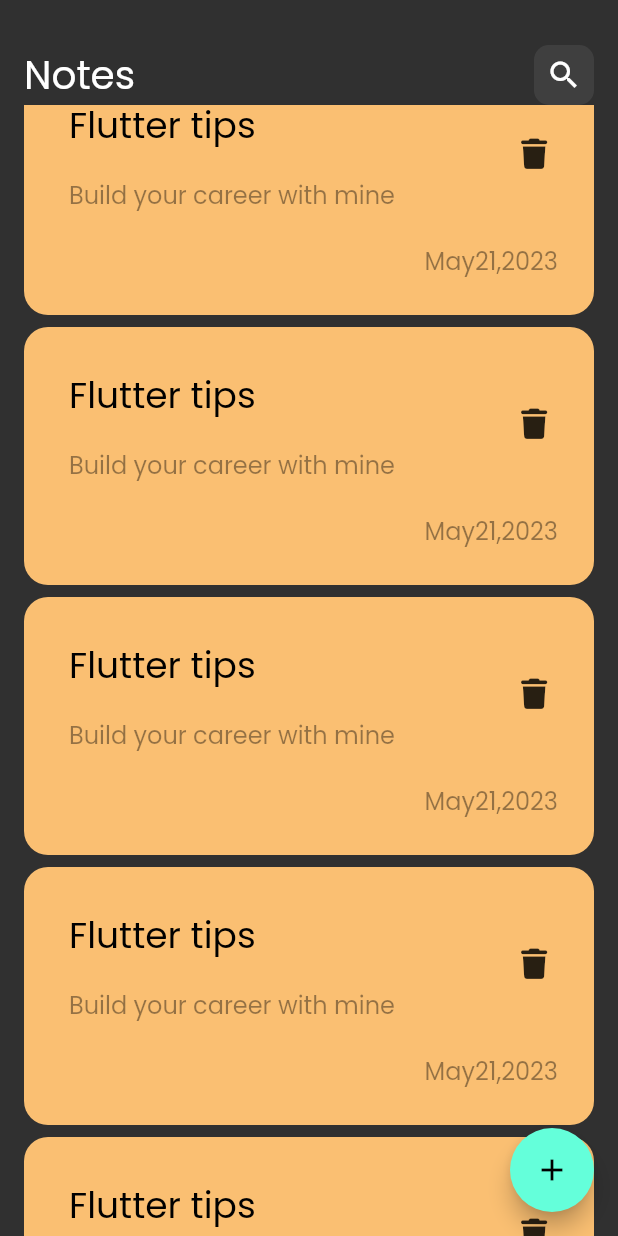
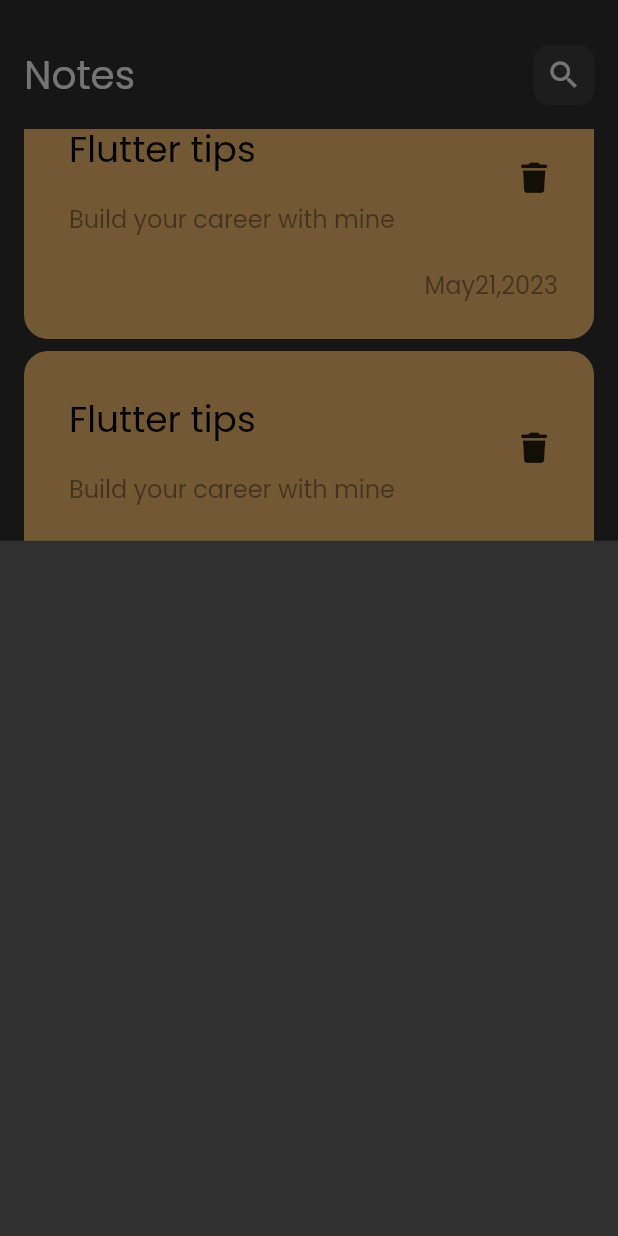
Before and after one commit to mostafamahm0ud/notes_app, a Flutter app: the screen it shows after launch, scrolled down 576 dp, after a tap on the "add" icon, on a phone screen of 412 x 824 dp. Run offline on Flutter 3.47's test engine with Material 2 defaults, Android fonts, the phone set to English and light mode, and no system bars; our stand-ins replace font_awesome_flutter.

Commit message:
show model bottom sheet

```diff
--- a/lib/views/notes_view.dart
+++ b/lib/views/notes_view.dart
@@ -1,4 +1,5 @@
 import 'package:flutter/material.dart';
+import 'package:notes_app/widgets/note_model_bottom_sheet.dart';
 import 'package:notes_app/widgets/notes_view_body.dart';
 
 class NotesView extends StatelessWidget {
@@ -6,8 +7,18 @@ class NotesView extends StatelessWidget {
 
   @override
   Widget build(BuildContext context) {
-    return  Scaffold(
-      floatingActionButton: FloatingActionButton(onPressed: (){},child: const Icon(Icons.add,),),
+    return Scaffold(
+      floatingActionButton: FloatingActionButton(
+        onPressed: () {
+          showModalBottomSheet(context: context, builder: (context){
+            return const AddNoteBottomSheet() ;
+
+          });
+        },
+        child: const Icon(
+          Icons.add,
+        ),
+      ),
       body: const NotesViewBody(),
     );
   }
--- a/lib/widgets/custom_notes_list_view.dart
+++ b/lib/widgets/custom_notes_list_view.dart
@@ -6,13 +6,17 @@ class NotesListView extends StatelessWidget {
 
   @override
   Widget build(BuildContext context) {
-    return ListView.builder(
+    return Padding(
+      padding: const EdgeInsets.symmetric(vertical: 16),
+      child: ListView.builder(
+        padding: EdgeInsets.zero,
         itemBuilder: ((context, index) {
           return const Padding(
             padding: EdgeInsets.symmetric(vertical: 4),
             child: NotesItem(),
           );
         }),
+      ),
     );
   }
 }
--- /dev/null
+++ b/lib/widgets/note_model_bottom_sheet.dart
@@ -0,0 +1,11 @@
+
+import 'package:flutter/material.dart';
+
+class AddNoteBottomSheet extends StatelessWidget {
+  const AddNoteBottomSheet({super.key});
+
+  @override
+  Widget build(BuildContext context) {
+    return Container();
+  }
+}
```
Lines whose indentation alone changed are shown as unchanged.
